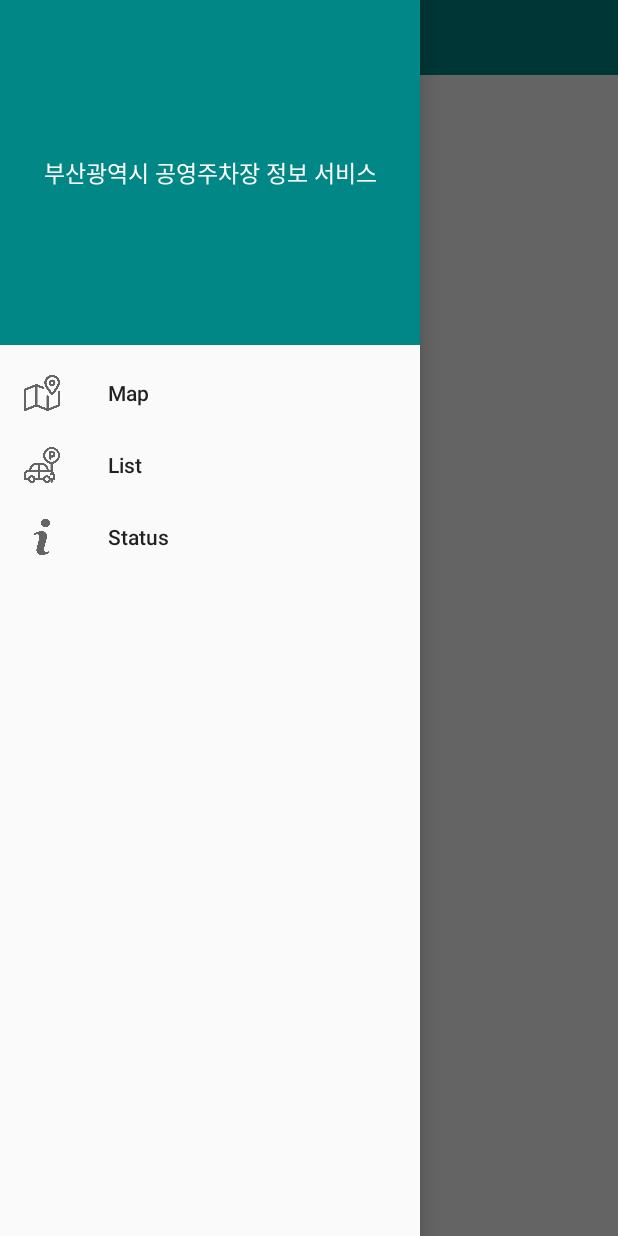
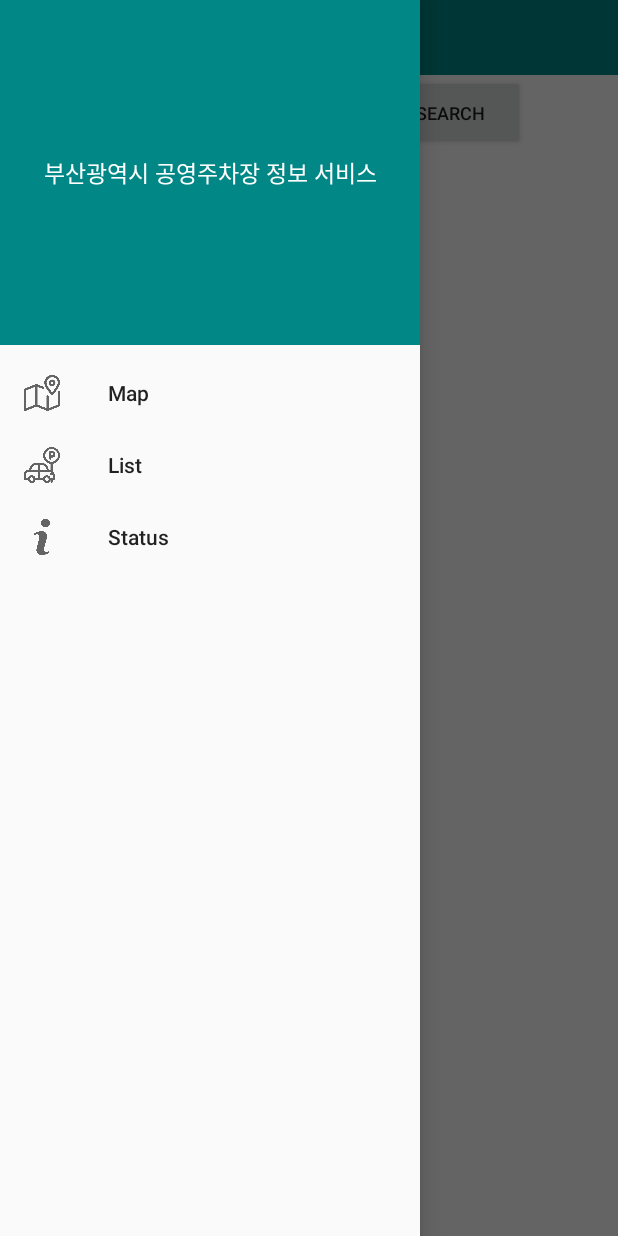
Before and after one commit to ukssss/Capstone_ParkingLot, an Android app: the MainActivity2 screen opened directly, with no data from a screen before it, with the side drawer open, on a phone screen of 412 x 824 dp. Run offline under Robolectric (Android 15) with nearby library versions, the phone set to English and light mode, and no system bars; network calls fail.

Commit message:
2022.08.08 22:54 Edit MainActivity2, Finish Layout, But not working yet

```diff
--- a/app/src/main/AndroidManifest.xml
+++ b/app/src/main/AndroidManifest.xml
@@ -16,7 +16,7 @@
         android:roundIcon="@mipmap/ic_launcher_round"
         android:supportsRtl="true"
         android:theme="@style/Theme.Parking"
-        android:usesCleartextTraffic="true"
+        android:networkSecurityConfig="@xml/network_config"
         tools:targetApi="31">
         <activity
             android:name=".MainActivity3"
--- a/app/src/main/java/com/example/parking/MainActivity.java
+++ b/app/src/main/java/com/example/parking/MainActivity.java
@@ -134,7 +134,7 @@ public class MainActivity extends AppCompatActivity implements TMapGpsManager.on
                 markerItem1.setPosition(0.5f, 1.0f);
                 markerItem1.setTMapPoint(point);
                 markerItem1.setName(entity.getPkNam());
-                tMapView.setCenterPoint(mapPoint.get(i).getyCdnt(), mapPoint.get(i).getxCdnt());
+                tMapView.setCenterPoint(mapPoint.get(i).getxCdnt(), mapPoint.get(i).getyCdnt());
                 tMapView.addMarkerItem("markerItem1" + i, markerItem1);
             }
         }
--- a/app/src/main/res/layout/activity_main2.xml
+++ b/app/src/main/res/layout/activity_main2.xml
@@ -6,18 +6,50 @@
     xmlns:tools="http://schemas.android.com/tools"
     android:layout_width="match_parent"
     android:layout_height="match_parent"
+    android:orientation="vertical"
     tools:context=".MainActivity2">
 
     <LinearLayout
         android:layout_width="match_parent"
-        android:layout_height="match_parent"
+        android:layout_height="50dp"
         android:orientation="vertical">
         <include layout="@layout/toolbar_main"/>
 
-        <TextView
-            android:id="@+id/result"
+        <LinearLayout
             android:layout_width="match_parent"
-            android:layout_height="match_parent"/>
+            android:layout_height="50dp"
+            android:orientation="horizontal"
+            android:weightSum="10">
+
+            <EditText
+                android:id="@+id/edit"
+                android:layout_width="250dp"
+                android:layout_height="match_parent"
+                android:hint="Enter text to search"/>
+
+            <Button
+                android:id="@+id/button"
+                android:layout_width="100dp"
+                android:layout_height="match_parent"
+                android:text="Search"
+                android:textSize="12sp"
+                android:onClick="mOnClick"/>
+
+        </LinearLayout>
+
+
+        <ScrollView
+            android:layout_width="match_parent"
+            android:layout_height="match_parent">
+
+            <TextView
+                android:id="@+id/text"
+                android:layout_width="match_parent"
+                android:layout_height="match_parent"
+                android:textSize="8sp"
+                android:textStyle="bold"/>
+
+        </ScrollView>
 
     </LinearLayout>
 
```
Also changed, not shown: app/src/main/java/com/example/parking/MainActivity2.java (+107 -21 lines), app/src/main/java/com/example/parking/MapPoint.java (+20 -47 lines), app/src/main/java/com/example/parking/ParkingLot.java (+5 -13 lines).
